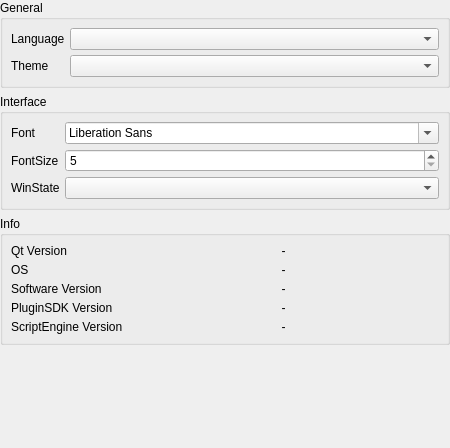
Before: the Qt Designer form src/settings/generalsettingdialog.ui in Wing-summer/WingHexExplorer2, drawn with Qt 5.
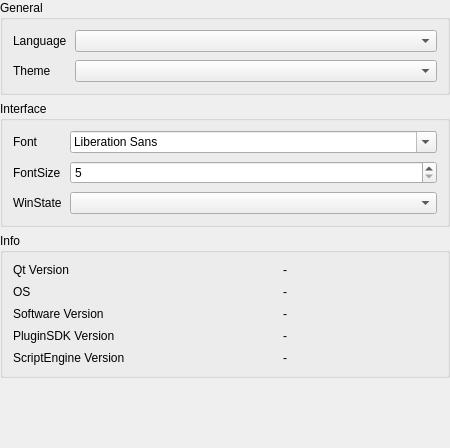
After: the same form once the commit is applied.

What changed in the file:
```diff
--- a/src/settings/generalsettingdialog.ui
+++ b/src/settings/generalsettingdialog.ui
@@ -39,22 +39,22 @@
      </property>
      <layout class="QFormLayout" name="formLayout">
       <property name="horizontalSpacing">
-       <number>5</number>
+       <number>8</number>
       </property>
       <property name="verticalSpacing">
-       <number>5</number>
+       <number>8</number>
       </property>
       <property name="leftMargin">
-       <number>8</number>
+       <number>10</number>
       </property>
       <property name="topMargin">
-       <number>8</number>
+       <number>10</number>
       </property>
       <property name="rightMargin">
-       <number>8</number>
+       <number>10</number>
       </property>
       <property name="bottomMargin">
-       <number>8</number>
+       <number>10</number>
       </property>
       <item row="0" column="0">
        <widget class="QLabel" name="lblLanguage">
@@ -92,22 +92,22 @@
      </property>
      <layout class="QFormLayout" name="formLayout_2">
       <property name="horizontalSpacing">
-       <number>5</number>
+       <number>8</number>
       </property>
       <property name="verticalSpacing">
-       <number>5</number>
+       <number>8</number>
       </property>
       <property name="leftMargin">
-       <number>8</number>
+       <number>10</number>
       </property>
       <property name="topMargin">
-       <number>8</number>
+       <number>10</number>
       </property>
       <property name="rightMargin">
-       <number>8</number>
+       <number>10</number>
       </property>
       <property name="bottomMargin">
-       <number>8</number>
+       <number>10</number>
       </property>
       <item row="0" column="0">
        <widget class="QLabel" name="lblFont">
@@ -162,22 +162,22 @@
      </property>
      <layout class="QFormLayout" name="formLayout_3">
       <property name="horizontalSpacing">
-       <number>5</number>
+       <number>8</number>
       </property>
       <property name="verticalSpacing">
-       <number>5</number>
+       <number>8</number>
       </property>
       <property name="leftMargin">
-       <number>8</number>
+       <number>10</number>
       </property>
       <property name="topMargin">
-       <number>8</number>
+       <number>10</number>
       </property>
       <property name="rightMargin">
-       <number>8</number>
+       <number>10</number>
       </property>
       <property name="bottomMargin">
-       <number>8</number>
+       <number>10</number>
       </property>
       <item row="2" column="0">
        <widget class="QLabel" name="label_6">
```
